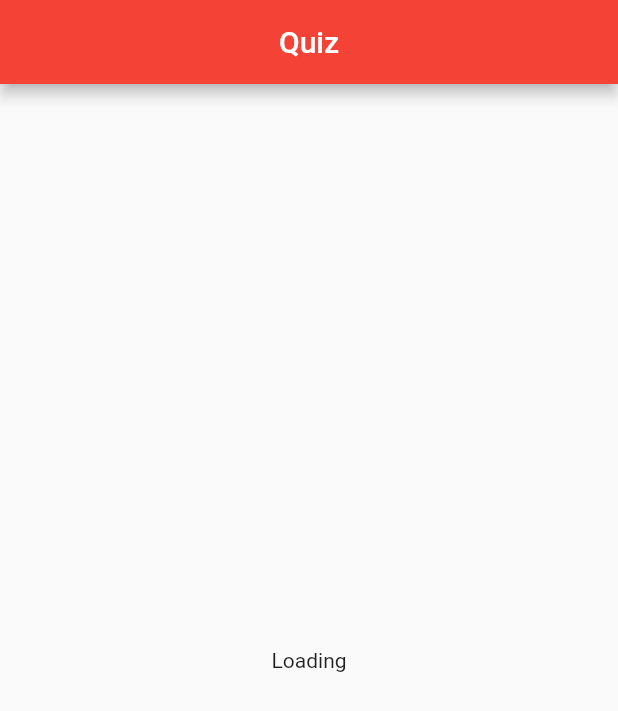
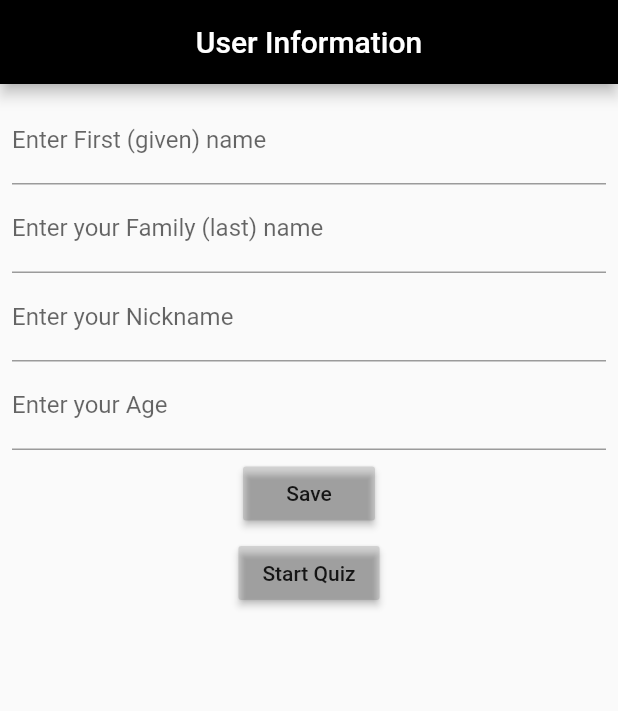
Before and after one commit to Prajyotmane/Quiz, a Flutter app: the screen it shows after launch, on a phone screen of 412 x 824 dp. Shown: the top 711 px of the screen. Run offline on Flutter 3.47's test engine with Material 2 defaults, Android fonts, the phone set to English and light mode, and no system bars; our stand-ins replace shared_preferences.

Commit message:
assignment 1

```diff
--- /dev/null
+++ b/lib/constants.dart
@@ -0,0 +1,33 @@
+//This file contains all the message strings which were used to display as label or message in widgets
+
+final quiz = "Quiz";
+final userInfoLabel = "User Information";
+final exitMessage = "Do you want to exit the quiz?";
+final optionYes = "Yes";
+final optionNo = "No";
+final startQuizLabel = "Start Quiz";
+final loadingMessage = "Loading";
+final next = "Next";
+final end = "End";
+final optionA = "a";
+final optionB = "b";
+final optionC = "c";
+final optionD = "d";
+final firstNameKey = "First_name";
+final lastNameKey = "Last_name";
+final nickNameKey = "Nickname";
+final ageKey = "Age";
+final infoSavedFlag = "info_saved";
+final scoreLabelText = "Your score was";
+final firstNameLabel = "Enter First (given) name";
+final lastNameLabel = "Enter your Family (last) name";
+final nickNameLabel = "Enter your Nickname";
+final ageLabel = "Enter your Age";
+final firstNameErrorText = "Please enter first name";
+final lastNameErrorText = "Please enter last name";
+final nickNameErrorText = "Please enter Nickname";
+final ageErrorText = "Please enter your age";
+final acknowledgeSaveDetails = "Details have been saved!";
+final saveLabel = "Save";
+final noDataEnteredErrorText = "Please enter your details.";
+final invalidAgeError = "Invalid age";
--- a/lib/main.dart
+++ b/lib/main.dart
@@ -1,39 +1,33 @@
 import 'dart:io';
-
 import 'package:flutter/material.dart';
+import 'package:my_flutter_app/constants.dart';
 import 'package:my_flutter_app/quizroute.dart';
-import 'package:my_flutter_app/userinfo.dart';
 import 'package:path_provider/path_provider.dart';
 import 'package:shared_preferences/shared_preferences.dart';
 
+//This is the main screen of the application
 void main() async {
   runApp(MyApp());
-  // WidgetsFlutterBinding.ensureInitialized();
-  // _areDetailsSaved().then((value) {
-  //   if (value == true) {
-  //     runApp(UserInfo());
-  //   } else {
-  //     runApp(MyApp());
-  //   }
-  // });
 }
 
 Future<bool> _areDetailsSaved() async {
   final prefs = await SharedPreferences.getInstance();
-  return prefs.getBool("info_saved");
+  return prefs.getBool(infoSavedFlag);
 }
 
+//Saves the user's details when all the fields have been validated
 Future<bool> _saveDetails(
     String _firstName, String _lastName, String _nickName, String _age) async {
   final prefs = await SharedPreferences.getInstance();
-  prefs.setBool("info_saved", true);
-  prefs.setString("First_name", _firstName);
-  prefs.setString("Last_name", _lastName);
-  prefs.setString("Nickname", _nickName);
-  prefs.setString("Age", _age);
-  return prefs.commit();
+  prefs.setBool(infoSavedFlag, true);
+  prefs.setString(firstNameKey, _firstName);
+  prefs.setString(lastNameKey, _lastName);
+  prefs.setString(nickNameKey, _nickName);
+  prefs.setString(ageKey, _age);
+  return true;
 }
 
+//The stateful widget of the application
 class MyApp extends StatefulWidget {
   // This widget is the root of your application.
   @override
@@ -42,23 +36,38 @@ class MyApp extends StatefulWidget {
 
 class _MyAppState extends State<MyApp> {
   final _formKey = GlobalKey<FormState>();
-  String _firstName = "", _lastName = "", _nickName = "", _age = "", score="";
+  String _firstName = "",
+      _lastName = "",
+      _nickName = "",
+      _age = "",
+      score = "",
+      scoreText = "";
 
-
+  //Function to fetch the user's information from the sharedpreferences
   Future<bool> _getDetails() async {
     final prefs = await SharedPreferences.getInstance();
-    _firstName = prefs.getString("First_name") ?? "";
-    _lastName = prefs.getString("Last_name") ?? "";
-    _nickName = prefs.getString("Nickname") ?? "";
-    _age = prefs.getString("Age") ?? "";
+    _firstName = prefs.getString(firstNameKey) ?? "";
+    _lastName = prefs.getString(lastNameKey) ?? "";
+    _nickName = prefs.getString(nickNameKey) ?? "";
+    _age = prefs.getString(ageKey) ?? "";
     final directory = await getApplicationDocumentsDirectory();
     String path = directory.path;
-    print(path);
+    print("my path is " + path);
     File _localFile = File('$path/score.txt');
+
+    //This will fetch the score from the file,
+    // if file is not present then exception will be thrown and no score will be displayed on the first page
+    try {
       String scoreFromFile = await _localFile.readAsString();
-    if(scoreFromFile!=null){
-        score = "Your score was $scoreFromFile";
+      if (scoreFromFile != null) {
+        scoreText = scoreLabelText;
+        score = scoreFromFile;
+        print("File found. Reading the score from the file");
       }
+    } catch (e) {
+      print("No file found, User haven't attempted any quiz yet.");
+    }
+
     return true;
   }
 
@@ -67,34 +76,25 @@ class _MyAppState extends State<MyApp> {
     super.initState();
   }
 
-  //  _getScore() async{
-  //   final directory = await getApplicationDocumentsDirectory();
-  //   String path = directory.path;
-  //   print(path);
-  //   File _localFile = File('$path/score.txt');
-  //   String score = await _localFile.readAsString();
-  //   if(score!=null){
-  //     setState(() {
-  //       score = "Your score was $score";
-  //     });
-  //   }
-  //   print(score);
-  // }
   @override
   Widget build(BuildContext context) {
     return MaterialApp(
         home: Scaffold(
-      resizeToAvoidBottomPadding: true,
+      resizeToAvoidBottomInset: true,
       appBar: AppBar(
         centerTitle: true,
-        title: Text("Quiz"),
-        backgroundColor: Colors.red,
+        title: Text(userInfoLabel),
+        backgroundColor: Colors.black,
       ),
       body: FutureBuilder(
+          //Future builder to make sure that we have fetched the values from the
+          // sharedpreferences before rendering the form
           future: _getDetails(),
           builder: (context, snapshot) {
+            print(snapshot.data);
             if (snapshot.data == true) {
-              return Padding(
+              return SingleChildScrollView(
+                child: Padding(
                   padding: const EdgeInsets.all(8.0),
                   child: Center(
                     child: Form(
@@ -104,11 +104,11 @@ class _MyAppState extends State<MyApp> {
                         crossAxisAlignment: CrossAxisAlignment.center,
                         children: [
                           TextFormField(
-                          decoration: InputDecoration(
-                              labelText: "Enter First (given) name"),
+                            decoration:
+                                InputDecoration(labelText: firstNameLabel),
                             validator: (value) {
                               if (value.isEmpty) {
-                              return 'Please enter first name';
+                                return firstNameErrorText;
                               }
                               return null;
                             },
@@ -119,11 +119,11 @@ class _MyAppState extends State<MyApp> {
                           ),
                           TextFormField(
                             initialValue: "$_lastName",
-                          decoration: InputDecoration(
-                              labelText: "Enter your Family (last) name"),
+                            decoration:
+                                InputDecoration(labelText: lastNameLabel),
                             validator: (value) {
                               if (value.isEmpty) {
-                              return 'Please enter family name';
+                                return lastNameErrorText;
                               }
                               return null;
                             },
@@ -133,10 +133,10 @@ class _MyAppState extends State<MyApp> {
                           ),
                           TextFormField(
                             decoration:
-                              InputDecoration(labelText: "Enter your Nickname"),
+                                InputDecoration(labelText: nickNameLabel),
                             validator: (value) {
                               if (value.isEmpty) {
-                              return 'Please enter nickname';
+                                return nickNameErrorText;
                               }
                               return null;
                             },
@@ -147,11 +147,12 @@ class _MyAppState extends State<MyApp> {
                           ),
                           TextFormField(
                             keyboardType: TextInputType.number,
-                          decoration:
-                              InputDecoration(labelText: "Enter your age"),
+                            decoration: InputDecoration(labelText: ageLabel),
                             validator: (value) {
                               if (value.isEmpty) {
-                              return 'Please enter age';
+                                return ageErrorText;
+                              } else if (double.tryParse(value) == null) {
+                                return invalidAgeError;
                               }
                               return null;
                             },
@@ -165,63 +166,85 @@ class _MyAppState extends State<MyApp> {
                               children: [
                                 Container(
                                     padding: EdgeInsets.all(5.0),
-                                  child: ElevatedButton(
+                                    child: RaisedButton(
+                                        color: Theme.of(context).dividerColor,
                                         onPressed: () {
                                           print("Button pressed");
-                                        if (_formKey.currentState.validate()) {
+                                          if (_formKey.currentState
+                                              .validate()) {
                                             _formKey.currentState.save();
                                             _saveDetails(_firstName, _lastName,
                                                     _nickName, _age)
                                                 .then((value) {
-                                            final snackBar = SnackBar(content: Text('Details have been saved!'));
-                                            Scaffold.of(context).showSnackBar(snackBar);
-                                            // Navigator.pushReplacement(
-                                            //   context,
-                                            //   MaterialPageRoute(
-                                            //       builder: (context) => UserInfo()),
-                                            // );
-                                            // Navigator.pop(context);
+                                              final snackBar = SnackBar(
+                                                  content: Text(
+                                                      acknowledgeSaveDetails));
+                                              Scaffold.of(context)
+                                                  .showSnackBar(snackBar);
                                             });
                                           }
                                         },
-                                      child: Text("Done"))),
+                                        child: Text(saveLabel))),
                                 Container(
-                                child: ElevatedButton(onPressed: (){
+                                  child: RaisedButton(
+                                    color: Theme.of(context).dividerColor,
+                                    onPressed: () {
                                       _areDetailsSaved().then((value) {
-                                    if(value==true){
+                                        if (value == true) {
                                           Navigator.pushReplacement(
                                             context,
                                             MaterialPageRoute(
-                                            builder: (context) => ReadQuestions()),
+                                                builder: (context) =>
+                                                    ReadQuestions()),
                                           );
-                                    }else{
-                                      final snackBar = SnackBar(content: Text('Please enter your details.'));
-                                      Scaffold.of(context).showSnackBar(snackBar);
+                                        } else {
+                                          final snackBar = SnackBar(
+                                              content:
+                                                  Text(noDataEnteredErrorText));
+                                          Scaffold.of(context)
+                                              .showSnackBar(snackBar);
                                         }
                                       });
-
                                     },
-                                  child: Text("Start Quiz"),
+                                    child: Text(startQuizLabel),
                                   ),
                                 ),
                                 Container(
-                                child: Text(score),
+                                  //Container to display the score
+                                  padding: EdgeInsets.all(8.0),
+                                  child: Column(
+                                    children: [
+                                      Text(scoreText,
+                                          style: TextStyle(fontSize: 16.0)),
+                                      Padding(
+                                        padding: const EdgeInsets.all(4.0),
+                                        child: Text(
+                                          score,
+                                          style: TextStyle(
+                                              fontWeight: FontWeight.bold,
+                                              fontSize: 28.0),
+                                        ),
+                                      ),
+                                    ],
+                                  ),
                                 )
                               ],
                             ),
                           ),
-                        // Container(
-                        //     padding: EdgeInsets.all(5.0),
-                        //     child: ElevatedButton(
-                        //         onPressed: () {}, child: Text("Take a Quiz")))
                         ],
+                      ),
                     ),
                   ),
                 ),
               );
             } else {
+              //If data is still being loaded from the sharedpreferences, then this placeholder would be displayed
               return Scaffold(
-                body: Center(child: Text("Loading")),
+                body: Center(
+                    child: Text(
+                  loadingMessage,
+                  style: TextStyle(fontWeight: FontWeight.bold),
+                )),
               );
             }
           }),
```
Also changed, not shown: lib/AlertDialog.dart (added, +27 -0 lines), lib/quizroute.dart (+82 -54 lines), lib/userinfo.dart (deleted, +0 -185 lines), 1 other file. Lines whose indentation alone changed are shown as unchanged.
